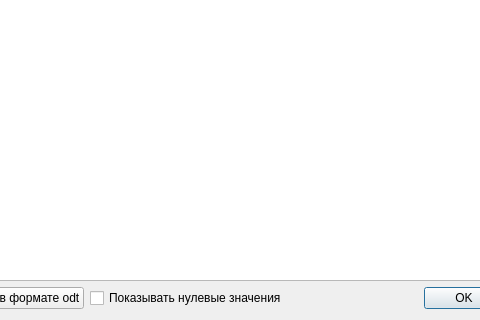
The window that UI_files/residue_dialog.ui (Vofanchik/AptecnyiSklad) describes before a commit, drawn with Qt 5; both pictures show x 245 to 725 and y 254 to 574 of the 846 by 574 pixel window.
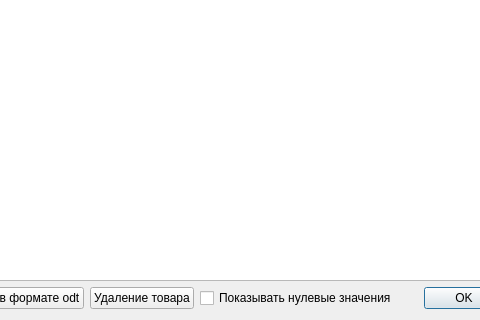
The same window after the commit.

```diff
--- a/UI_files/residue_dialog.ui
+++ b/UI_files/residue_dialog.ui
@@ -71,6 +71,13 @@
          </property>
         </widget>
        </item>
+       <item>
+        <widget class="QPushButton" name="pushButton_3">
+         <property name="text">
+          <string>Удаление товара</string>
+         </property>
+        </widget>
+       </item>
        <item>
         <widget class="QCheckBox" name="checkBox">
          <property name="text">
```
